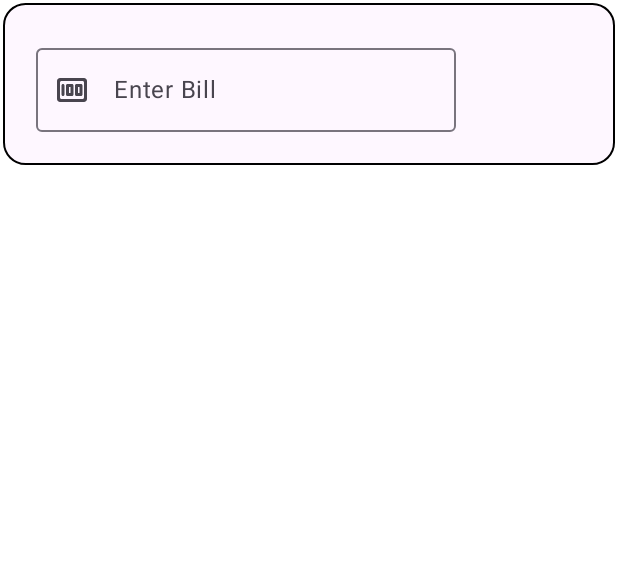
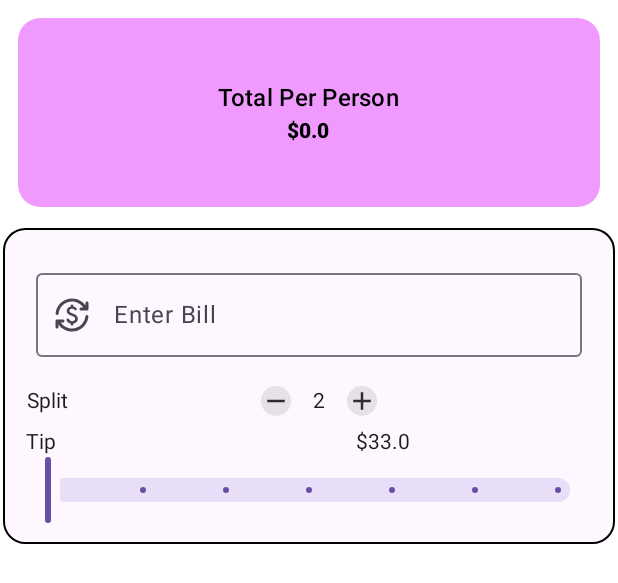
Before and after one commit to RanaHisham18/JetTipApp, an Android app built with Jetpack Compose: the @Preview function MainContent, on a phone screen of 412 x 824 dp. Shown: the top 583 px of the screen. Run offline under Robolectric (Android 15) with nearby library versions, the phone set to English and light mode, and no system bars.

```diff
--- a/app/src/main/java/com/example/jettipapp/MainActivity.kt
+++ b/app/src/main/java/com/example/jettipapp/MainActivity.kt
@@ -24,6 +24,7 @@ import androidx.compose.material.icons.Icons
 import androidx.compose.material.icons.filled.Add
 import androidx.compose.material.icons.filled.Remove
 import androidx.compose.material3.MaterialTheme
+import androidx.compose.material3.Slider
 import androidx.compose.material3.Surface
 import androidx.compose.material3.Text
 import androidx.compose.runtime.Composable
@@ -59,9 +60,10 @@ fun TopHeaderCard(totalPerPerson: Double = 0.0) {
     Surface(
         modifier = Modifier
             .fillMaxWidth()
-            .height(120.dp)
+            .height(150.dp)
+            .padding(12.dp)
             .clip(shape = RoundedCornerShape(15.dp)),
-        color = Color(0xFFb392de)
+        color = Color(0xFFF09AFF)
     ) {
         val value = "%.2f".format(totalPerPerson)
         Column(
@@ -90,7 +92,6 @@ fun MyApplication(content: @Composable () -> Unit) {
 @Preview
 @Composable
 fun MainContent() {
-
     BillState()
 
 
@@ -109,7 +110,16 @@ fun BillState(
         totalBillState.value.trim().isNotEmpty()
     }
 
+    val sliderPositionState = remember {
+        mutableStateOf(0f)
+    }
+
     val keyboardController = LocalSoftwareKeyboardController.current
+    Column {
+        TopHeaderCard()
+
+
+
         Surface(
             modifier = Modifier
                 .fillMaxWidth()
@@ -135,7 +145,7 @@ fun BillState(
                     }
                 )
 
-            if (validState) {
+                // if (validState) {
                 Row(
                     modifier = Modifier.padding(4.dp),
                     horizontalArrangement = Arrangement.Start
@@ -155,18 +165,46 @@ fun BillState(
                             imageVector = Icons.Default.Remove,
                             onClick = { /*TODO*/ })
 
+                        Text(
+                            text = "2", modifier = Modifier
+                                .align(Alignment.CenterVertically)
+                                .padding(start = 9.dp, end = 9.dp)
+                        )
 
                         RoundedIconButton(
 
                             imageVector = Icons.Default.Add,
                             onClick = { /*TODO*/ })
+
+
                     }
                 }
-            } else {
-                Box {
 
+
+                //tip row
+                Row(modifier = Modifier.padding(horizontal = 3.dp)) {
+
+                    Text(text = "Tip", modifier = Modifier.align(Alignment.CenterVertically))
+                    Spacer(modifier = Modifier.width(200.dp))
+                    Text(text = "$33.0", modifier = Modifier.align(Alignment.CenterVertically))
+                    Spacer(modifier = Modifier.height(14.dp))
+                }
+
+                Slider(value = sliderPositionState.value, onValueChange = { newVal ->
+                    sliderPositionState.value = newVal
+                    //tochange the slider value and position
+                },
+                    modifier = Modifier.padding(start = 16.dp, end = 16.dp),
+                    steps = 5,
+                    onValueChangeFinished = {
+
+                    })
+
+//            } else {
+//                Box {
+//
+//                }
             }
         }
     }
 }
-}
--- a/app/src/main/java/com/example/jettipapp/components/components.kt
+++ b/app/src/main/java/com/example/jettipapp/components/components.kt
@@ -1,9 +1,12 @@
 package com.example.jettipapp.components
 
+import androidx.compose.foundation.layout.fillMaxWidth
 import androidx.compose.foundation.layout.padding
 import androidx.compose.foundation.text.KeyboardActions
 import androidx.compose.material.icons.Icons
 import androidx.compose.material.icons.rounded.Add
+import androidx.compose.material.icons.rounded.CurrencyExchange
+import androidx.compose.material.icons.rounded.Euro
 import androidx.compose.material.icons.rounded.Money
 import androidx.compose.material3.ExperimentalMaterial3Api
 import androidx.compose.material3.Icon
@@ -32,7 +35,7 @@ fun InputField(
 ) {
 OutlinedTextField(value = valueState.value, onValueChange = {valueState.value = it},
     label = {Text (text = labelId)},
-    modifier = Modifier.padding(10.dp),
-    leadingIcon = { Icon(imageVector = Icons.Rounded.Money , contentDescription ="Money Icon" )}
+    modifier = Modifier.padding(10.dp).fillMaxWidth(),
+    leadingIcon = { Icon(imageVector = Icons.Rounded.CurrencyExchange , contentDescription ="Money Icon" )}
   )
 }
```
Lines whose indentation alone changed are shown as unchanged.
